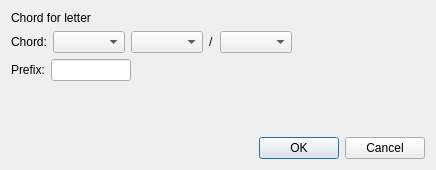
Above: src/softchordeditor_chord_dialog.ui from matvey83/softChord before the change. Below: the same form after it.
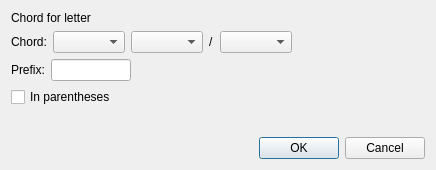
That is the form after the change.

Commit message: Added "In parentheses" checkbox to the chord dialog.

```diff
--- a/src/softchordeditor_chord_dialog.ui
+++ b/src/softchordeditor_chord_dialog.ui
@@ -95,6 +95,13 @@
      </item>
     </layout>
    </item>
+   <item>
+    <widget class="QCheckBox" name="in_parentheses_box">
+     <property name="text">
+      <string>In parentheses</string>
+     </property>
+    </widget>
+   </item>
    <item>
     <spacer name="verticalSpacer">
      <property name="orientation">
```
The commit also changes 1 other file.
